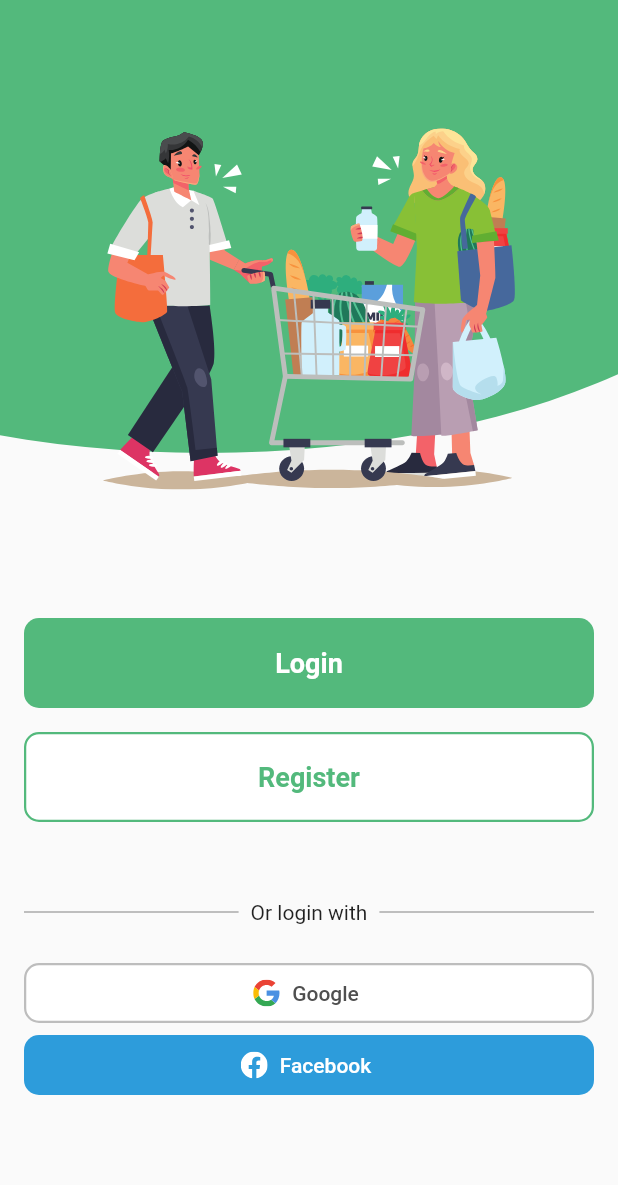
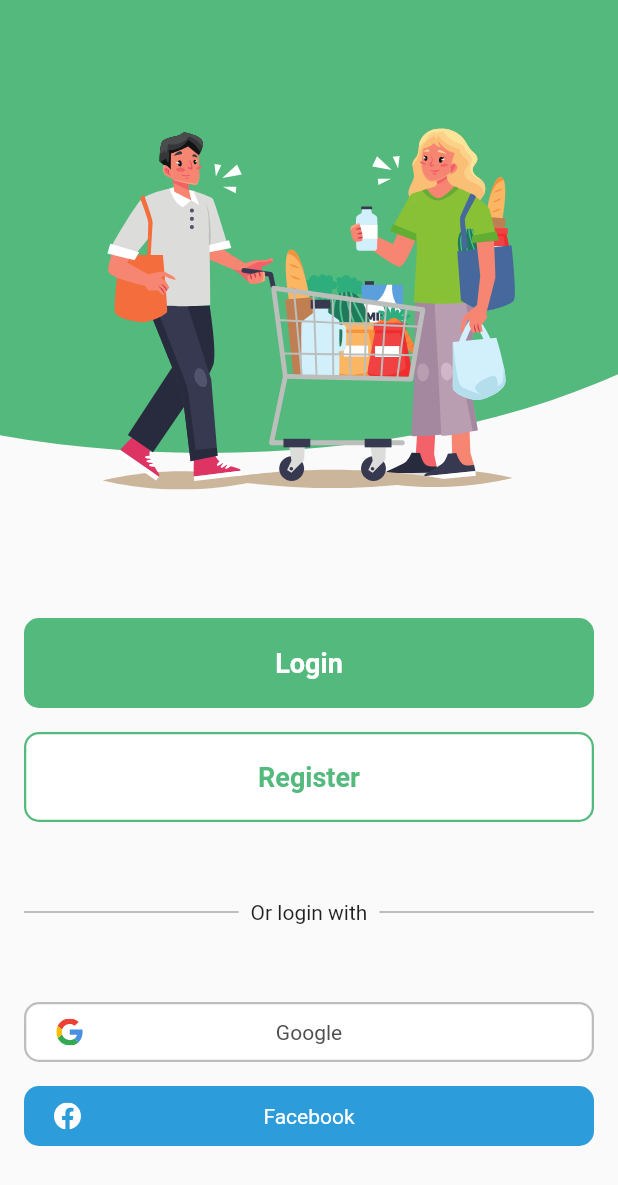
Before and after one commit to ilhamt35/kangsayur-app, a Flutter app: the screen it shows after launch, on a phone screen of 412 x 824 dp. Shown: the top 1185 px of the screen. Run offline on Flutter 3.47's test engine with Material 2 defaults, Android fonts, the phone set to English and light mode, and no system bars; our stand-ins replace flutter_svg.

Commit message:
Change to Inkwell

```diff
--- a/lib/login_register.dart
+++ b/lib/login_register.dart
@@ -74,54 +74,134 @@ class LoginRegister extends StatelessWidget {
             ],
           ),
         ),
+        SizedBox(
+          height: 30,
+        ),
         Container(
           margin: EdgeInsets.symmetric(horizontal: 16),
-          child: ElevatedButton.icon(
-              onPressed: () {},
-              label: Text(
+          width: double.infinity,
+          height: 40,
+          decoration: BoxDecoration(
+              border: Border.all(
+                  width: 1.5, color: Color.fromRGBO(189, 189, 189, 1)),
+              color: Colors.white,
+              borderRadius: BorderRadius.circular(10)),
+          child: Material(
+            color: Colors.transparent,
+            child: InkWell(
+              borderRadius: BorderRadius.circular(10),
+              child: Stack(
+                children: [
+                  Center(
+                    child: Text(
                       'Google',
                       style: TextStyle(color: Color.fromRGBO(79, 79, 79, 1)),
                     ),
-              icon: SvgPicture.asset(
+                  ),
+                  Container(
+                    margin: EdgeInsets.only(left: 20),
+                    child: Align(
+                      alignment: Alignment.centerLeft,
+                      child: SvgPicture.asset(
                         'assets/google.svg',
                         width: 18,
                         height: 18,
                       ),
-              style: ButtonStyle(
-                shape: MaterialStateProperty.all(RoundedRectangleBorder(
-                    borderRadius: BorderRadius.circular(10),
-                    side: BorderSide(
-                        width: 1.5, color: Color.fromRGBO(189, 189, 189, 1)))),
-                elevation: MaterialStateProperty.all(0),
-                minimumSize:
-                    MaterialStateProperty.all(Size(double.infinity, 40)),
-                backgroundColor: MaterialStateProperty.all(Colors.white),
-              )),
+                    ),
+                  )
+                ],
+              ),
+              onTap: () {},
+            ),
+          ),
+        ),
+        // Container(
+        //   margin: EdgeInsets.symmetric(horizontal: 16),
+        //   child: ElevatedButton.icon(
+        //       onPressed: () {},
+        //       label: Text(
+        //         'Google',
+        //         style: TextStyle(color: Color.fromRGBO(79, 79, 79, 1)),
+        //       ),
+        //       icon: SvgPicture.asset(
+        //         'assets/google.svg',
+        //         width: 18,
+        //         height: 18,
+        //       ),
+        //       style: ButtonStyle(
+        //         shape: MaterialStateProperty.all(RoundedRectangleBorder(
+        //             borderRadius: BorderRadius.circular(10),
+        //             side: BorderSide(
+        //                 width: 1.5, color: Color.fromRGBO(189, 189, 189, 1)))),
+        //         elevation: MaterialStateProperty.all(0),
+        //         minimumSize:
+        //             MaterialStateProperty.all(Size(double.infinity, 40)),
+        //         backgroundColor: MaterialStateProperty.all(Colors.white),
+        //       )),
+        // ),
+        SizedBox(
+          height: 16,
         ),
         Container(
           margin: EdgeInsets.symmetric(horizontal: 16),
-          child: ElevatedButton.icon(
-              onPressed: () {},
-              label: Text(
+          width: double.infinity,
+          height: 40,
+          decoration: BoxDecoration(
+              color: Color.fromRGBO(45, 156, 219, 1),
+              borderRadius: BorderRadius.circular(10)),
+          child: Material(
+            color: Colors.transparent,
+            child: InkWell(
+              borderRadius: BorderRadius.circular(10),
+              child: Stack(
+                children: [
+                  Center(
+                    child: Text(
                       'Facebook',
                       style: TextStyle(color: Colors.white),
                     ),
-              icon: SvgPicture.asset(
+                  ),
+                  Container(
+                    margin: EdgeInsets.only(left: 20),
+                    child: Align(
+                      alignment: Alignment.centerLeft,
+                      child: SvgPicture.asset(
                         'assets/facebook.svg',
                         width: 18,
                         height: 18,
                       ),
-              style: ButtonStyle(
-                shape: MaterialStateProperty.all(RoundedRectangleBorder(
-                  borderRadius: BorderRadius.circular(10),
-                )),
-                elevation: MaterialStateProperty.all(0),
-                minimumSize:
-                    MaterialStateProperty.all(Size(double.infinity, 40)),
-                backgroundColor:
-                    MaterialStateProperty.all(Color.fromRGBO(45, 156, 219, 1)),
-              )),
+                    ),
                   )
+                ],
+              ),
+              onTap: () {},
+            ),
+          ),
+        ),
+        // Container(
+        //   margin: EdgeInsets.symmetric(horizontal: 16),
+        //   child: ElevatedButton.icon(
+        //       onPressed: () {},
+        //       label: Text(
+        //         'Facebook',
+        //         style: TextStyle(color: Colors.white),
+        //       ),
+        //       icon: SvgPicture.asset(
+        //         'assets/facebook.svg',
+        //         width: 18,
+        //         height: 18,
+        //       ),
+        //       style: ButtonStyle(
+        //         shape: MaterialStateProperty.all(RoundedRectangleBorder(
+        //           borderRadius: BorderRadius.circular(10),
+        //         )),
+        //         elevation: MaterialStateProperty.all(0),
+        //         minimumSize:
+        //             MaterialStateProperty.all(Size(double.infinity, 40)),
+        //         backgroundColor:
+        //             MaterialStateProperty.all(Color.fromRGBO(45, 156, 219, 1)),
+        //       )),
+        // )
       ],
     ));
   }
--- a/lib/white_button.dart
+++ b/lib/white_button.dart
@@ -23,7 +23,8 @@ class WhiteButton extends StatelessWidget {
             shape: MaterialStateProperty.all(RoundedRectangleBorder(
                 side: BorderSide(color: green, width: 1.5),
                 borderRadius: BorderRadius.circular(10))),
-            elevation: MaterialStateProperty.all(0)),
+            elevation: MaterialStateProperty.all(0),
+            overlayColor: MaterialStateProperty.all(Colors.grey[300])),
       ),
     );
   }
```
Lines whose indentation alone changed are shown as unchanged.
